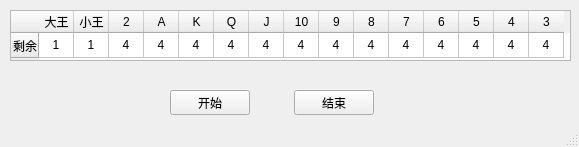
Before: the Qt Designer form doudizhu.ui in wang11wei/FightLandlord, drawn with Qt 5.
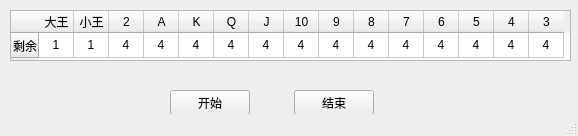
After: the same form once the commit is applied.

Patch:
```diff
--- a/doudizhu.ui
+++ b/doudizhu.ui
@@ -6,8 +6,8 @@
    <rect>
     <x>0</x>
     <y>0</y>
-    <width>579</width>
-    <height>147</height>
+    <width>578</width>
+    <height>136</height>
    </rect>
   </property>
   <property name="windowTitle">
@@ -236,7 +236,7 @@
      </property>
     </item>
    </widget>
-   <widget class="QWidget" name="">
+   <widget class="QWidget" name="layoutWidget">
     <property name="geometry">
      <rect>
       <x>170</x>
```
